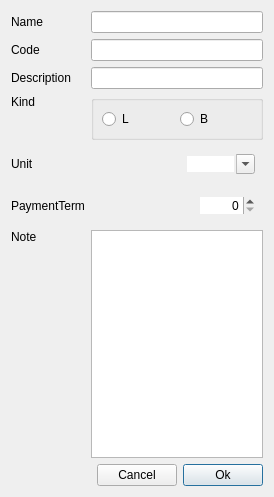
Above: dialog/insertnode/insertnodep.ui from ytxerp/ytx-client before the change. Below: the same form after it.
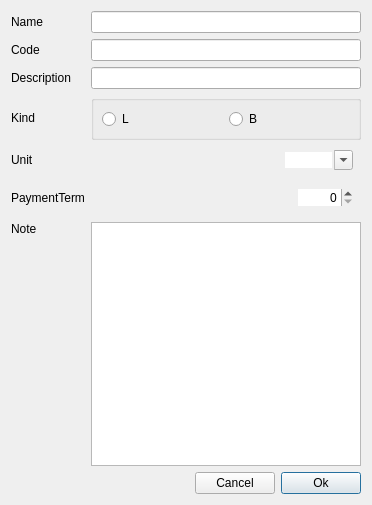
That is the form after the change. Custom widgets are drawn as their Qt base class.

```diff
--- a/dialog/insertnode/insertnodep.ui
+++ b/dialog/insertnode/insertnodep.ui
@@ -6,21 +6,54 @@
    <rect>
     <x>0</x>
     <y>0</y>
-    <width>257</width>
-    <height>497</height>
+    <width>372</width>
+    <height>505</height>
    </rect>
   </property>
-  <layout class="QGridLayout" name="gridLayout_4">
-   <item row="9" column="0">
-    <widget class="QLabel" name="labProperty">
+  <layout class="QGridLayout" name="gridLayout">
+   <item row="0" column="0">
+    <widget class="QLabel" name="labName">
      <property name="sizePolicy">
-      <sizepolicy hsizetype="Preferred" vsizetype="Preferred">
+      <sizepolicy hsizetype="Fixed" vsizetype="Preferred">
        <horstretch>0</horstretch>
        <verstretch>0</verstretch>
       </sizepolicy>
      </property>
      <property name="text">
-      <string>PaymentTerm</string>
+      <string>Name</string>
+     </property>
+     <property name="buddy">
+      <cstring>lineEditName</cstring>
+     </property>
+    </widget>
+   </item>
+   <item row="0" column="1" colspan="3">
+    <widget class="LineEdit" name="lineEditName">
+     <property name="sizePolicy">
+      <sizepolicy hsizetype="Expanding" vsizetype="Fixed">
+       <horstretch>0</horstretch>
+       <verstretch>0</verstretch>
+      </sizepolicy>
+     </property>
+    </widget>
+   </item>
+   <item row="1" column="0">
+    <widget class="QLabel" name="labCode">
+     <property name="text">
+      <string>Code</string>
+     </property>
+     <property name="buddy">
+      <cstring>lineEditCode</cstring>
+     </property>
+    </widget>
+   </item>
+   <item row="1" column="1" colspan="3">
+    <widget class="LineEdit" name="lineEditCode">
+     <property name="sizePolicy">
+      <sizepolicy hsizetype="Expanding" vsizetype="Fixed">
+       <horstretch>0</horstretch>
+       <verstretch>0</verstretch>
+      </sizepolicy>
      </property>
     </widget>
    </item>
@@ -34,8 +67,8 @@
      </property>
     </widget>
    </item>
-   <item row="0" column="1" colspan="3">
-    <widget class="LineEdit" name="lineEditName">
+   <item row="2" column="1" colspan="3">
+    <widget class="LineEdit" name="lineEditDescription">
      <property name="sizePolicy">
       <sizepolicy hsizetype="Expanding" vsizetype="Fixed">
        <horstretch>0</horstretch>
@@ -44,10 +77,13 @@
      </property>
     </widget>
    </item>
-   <item row="11" column="0" colspan="2">
-    <spacer name="horizontalSpacer">
-     <property name="orientation">
-      <enum>Qt::Orientation::Horizontal</enum>
+   <item row="3" column="0">
+    <widget class="QLabel" name="labKind">
+     <property name="sizePolicy">
+      <sizepolicy hsizetype="Preferred" vsizetype="Preferred">
+       <horstretch>0</horstretch>
+       <verstretch>0</verstretch>
+      </sizepolicy>
      </property>
      <property name="sizeHint" stdset="0">
       <size>
@@ -55,9 +91,15 @@
        <height>20</height>
       </size>
      </property>
-    </spacer>
+     <property name="text">
+      <string>Kind</string>
+     </property>
+     <property name="buddy">
+      <cstring>rBtnDICD</cstring>
+     </property>
+    </widget>
    </item>
-   <item row="6" column="1" colspan="3">
+   <item row="3" column="1" colspan="3">
     <widget class="QGroupBox" name="groupBox_3">
      <property name="title">
       <string/>
@@ -101,14 +143,117 @@
      </layout>
     </widget>
    </item>
-   <item row="10" column="1" colspan="3">
-    <widget class="PlainTextEdit" name="plainTextEdit">
-     <property name="tabChangesFocus">
-      <bool>true</bool>
+   <item row="4" column="0">
+    <widget class="QLabel" name="labUnit">
+     <property name="toolTip">
+      <string>Cannot be changed once set. Delete and recreate to modify.</string>
      </property>
+     <property name="text">
+      <string>Unit</string>
+     </property>
     </widget>
    </item>
-   <item row="10" column="0">
+   <item row="4" column="1" colspan="3">
+    <layout class="QHBoxLayout" name="horizontalLayout_2">
+     <property name="leftMargin">
+      <number>8</number>
+     </property>
+     <property name="topMargin">
+      <number>4</number>
+     </property>
+     <property name="rightMargin">
+      <number>8</number>
+     </property>
+     <property name="bottomMargin">
+      <number>4</number>
+     </property>
+     <item>
+      <spacer name="horizontalSpacer_2">
+       <property name="orientation">
+        <enum>Qt::Orientation::Horizontal</enum>
+       </property>
+       <property name="sizeHint" stdset="0">
+        <size>
+         <width>40</width>
+         <height>20</height>
+        </size>
+       </property>
+      </spacer>
+     </item>
+     <item>
+      <widget class="ComboBox" name="comboUnit">
+       <property name="editable">
+        <bool>true</bool>
+       </property>
+       <property name="insertPolicy">
+        <enum>QComboBox::InsertPolicy::NoInsert</enum>
+       </property>
+       <property name="sizeAdjustPolicy">
+        <enum>QComboBox::SizeAdjustPolicy::AdjustToContents</enum>
+       </property>
+       <property name="frame">
+        <bool>false</bool>
+       </property>
+      </widget>
+     </item>
+    </layout>
+   </item>
+   <item row="5" column="0">
+    <widget class="QLabel" name="labPaymentTrem">
+     <property name="sizePolicy">
+      <sizepolicy hsizetype="Preferred" vsizetype="Preferred">
+       <horstretch>0</horstretch>
+       <verstretch>0</verstretch>
+      </sizepolicy>
+     </property>
+     <property name="text">
+      <string>PaymentTerm</string>
+     </property>
+    </widget>
+   </item>
+   <item row="5" column="1" colspan="3">
+    <layout class="QHBoxLayout" name="horizontalLayout">
+     <property name="leftMargin">
+      <number>8</number>
+     </property>
+     <property name="topMargin">
+      <number>8</number>
+     </property>
+     <property name="rightMargin">
+      <number>8</number>
+     </property>
+     <property name="bottomMargin">
+      <number>8</number>
+     </property>
+     <item>
+      <spacer name="horizontalSpacer_3">
+       <property name="orientation">
+        <enum>Qt::Orientation::Horizontal</enum>
+       </property>
+       <property name="sizeHint" stdset="0">
+        <size>
+         <width>40</width>
+         <height>20</height>
+        </size>
+       </property>
+      </spacer>
+     </item>
+     <item>
+      <widget class="QSpinBox" name="spinPaymentTerm">
+       <property name="frame">
+        <bool>false</bool>
+       </property>
+       <property name="alignment">
+        <set>Qt::AlignmentFlag::AlignRight|Qt::AlignmentFlag::AlignTrailing|Qt::AlignmentFlag::AlignVCenter</set>
+       </property>
+       <property name="maximum">
+        <number>99999</number>
+       </property>
+      </widget>
+     </item>
+    </layout>
+   </item>
+   <item row="6" column="0">
     <widget class="QLabel" name="labNote">
      <property name="sizePolicy">
       <sizepolicy hsizetype="Preferred" vsizetype="Expanding">
@@ -127,23 +272,17 @@
      </property>
     </widget>
    </item>
-   <item row="0" column="0">
-    <widget class="QLabel" name="labName">
-     <property name="sizePolicy">
-      <sizepolicy hsizetype="Fixed" vsizetype="Preferred">
-       <horstretch>0</horstretch>
-       <verstretch>0</verstretch>
-      </sizepolicy>
+   <item row="7" column="0" colspan="2">
+    <spacer name="horizontalSpacer">
+     <property name="orientation">
+      <enum>Qt::Orientation::Horizontal</enum>
      </property>
      <property name="text">
       <string>Name</string>
      </property>
-     <property name="buddy">
-      <cstring>lineEditName</cstring>
-     </property>
-    </widget>
+    </spacer>
    </item>
-   <item row="11" column="2">
+   <item row="7" column="2">
     <widget class="QPushButton" name="pBtnCancel">
      <property name="sizePolicy">
       <sizepolicy hsizetype="Fixed" vsizetype="Fixed">
@@ -156,7 +295,7 @@
      </property>
     </widget>
    </item>
-   <item row="11" column="3">
+   <item row="7" column="3">
     <widget class="QPushButton" name="pBtnOk">
      <property name="sizePolicy">
       <sizepolicy hsizetype="Fixed" vsizetype="Fixed">
@@ -172,160 +311,11 @@
      </property>
     </widget>
    </item>
-   <item row="8" column="0">
-    <widget class="QLabel" name="labUnit">
-     <property name="toolTip">
-      <string>Cannot be changed once set. Delete and recreate to modify.</string>
+   <item row="6" column="1" colspan="3">
+    <widget class="PlainTextEdit" name="plainTextEdit">
+     <property name="tabChangesFocus">
+      <bool>true</bool>
      </property>
-     <property name="text">
-      <string>Unit</string>
-     </property>
-    </widget>
-   </item>
-   <item row="2" column="1" colspan="3">
-    <widget class="LineEdit" name="lineEditDescription">
-     <property name="sizePolicy">
-      <sizepolicy hsizetype="Expanding" vsizetype="Fixed">
-       <horstretch>0</horstretch>
-       <verstretch>0</verstretch>
-      </sizepolicy>
-     </property>
-    </widget>
-   </item>
-   <item row="1" column="0">
-    <widget class="QLabel" name="labCode">
-     <property name="text">
-      <string>Code</string>
-     </property>
-     <property name="buddy">
-      <cstring>lineEditCode</cstring>
-     </property>
-    </widget>
-   </item>
-   <item row="1" column="1" colspan="3">
-    <widget class="LineEdit" name="lineEditCode">
-     <property name="sizePolicy">
-      <sizepolicy hsizetype="Expanding" vsizetype="Fixed">
-       <horstretch>0</horstretch>
-       <verstretch>0</verstretch>
-      </sizepolicy>
-     </property>
-    </widget>
-   </item>
-   <item row="6" column="0">
-    <widget class="QLabel" name="labKind">
-     <property name="sizePolicy">
-      <sizepolicy hsizetype="Preferred" vsizetype="Preferred">
-       <horstretch>0</horstretch>
-       <verstretch>0</verstretch>
-      </sizepolicy>
-     </property>
-     <property name="toolTip">
-      <string>Cannot be changed once set. Delete and recreate to modify.</string>
-     </property>
-     <property name="text">
-      <string>Kind</string>
-     </property>
-     <property name="alignment">
-      <set>Qt::AlignmentFlag::AlignLeading|Qt::AlignmentFlag::AlignLeft|Qt::AlignmentFlag::AlignTop</set>
-     </property>
-     <property name="buddy">
-      <cstring>rBtnDICD</cstring>
-     </property>
-    </widget>
-   </item>
-   <item row="8" column="1" colspan="3">
-    <widget class="QWidget" name="widget" native="true">
-     <layout class="QGridLayout" name="gridLayout_5">
-      <property name="leftMargin">
-       <number>8</number>
-      </property>
-      <property name="topMargin">
-       <number>8</number>
-      </property>
-      <property name="rightMargin">
-       <number>8</number>
-      </property>
-      <property name="bottomMargin">
-       <number>8</number>
-      </property>
-      <item row="0" column="1">
-       <widget class="ComboBox" name="comboUnit">
-        <property name="editable">
-         <bool>true</bool>
-        </property>
-        <property name="insertPolicy">
-         <enum>QComboBox::InsertPolicy::NoInsert</enum>
-        </property>
-        <property name="sizeAdjustPolicy">
-         <enum>QComboBox::SizeAdjustPolicy::AdjustToContents</enum>
-        </property>
-        <property name="frame">
-         <bool>false</bool>
-        </property>
-       </widget>
-      </item>
-      <item row="0" column="0">
-       <spacer name="horizontalSpacer_2">
-        <property name="orientation">
-         <enum>Qt::Orientation::Horizontal</enum>
-        </property>
-        <property name="sizeHint" stdset="0">
-         <size>
-          <width>40</width>
-          <height>20</height>
-         </size>
-        </property>
-       </spacer>
-      </item>
-     </layout>
-    </widget>
-   </item>
-   <item row="9" column="1" colspan="3">
-    <widget class="QWidget" name="widgetPaymentTerm" native="true">
-     <layout class="QGridLayout" name="gridLayout_3">
-      <property name="leftMargin">
-       <number>8</number>
-      </property>
-      <property name="topMargin">
-       <number>8</number>
-      </property>
-      <property name="rightMargin">
-       <number>8</number>
-      </property>
-      <property name="bottomMargin">
-       <number>8</number>
-      </property>
-      <property name="horizontalSpacing">
-       <number>-1</number>
-      </property>
-      <item row="0" column="1">
-       <widget class="QSpinBox" name="spinPaymentTerm">
-        <property name="frame">
-         <bool>false</bool>
-        </property>
-        <property name="alignment">
-         <set>Qt::AlignmentFlag::AlignRight|Qt::AlignmentFlag::AlignTrailing|Qt::AlignmentFlag::AlignVCenter</set>
-        </property>
-        <property name="maximum">
-         <number>99999</number>
-        </property>
-       </widget>
-      </item>
-      <item row="0" column="0">
-       <spacer name="horizontalSpacer_3">
-        <property name="orientation">
-         <enum>Qt::Orientation::Horizontal</enum>
-        </property>
-        <property name="sizeHint" stdset="0">
-         <size>
-          <width>40</width>
-          <height>20</height>
-         </size>
-        </property>
-       </spacer>
-      </item>
-     </layout>
     </widget>
    </item>
   </layout>
```
Left out of the diff: 14 changed lines with no effect on the pictures.
